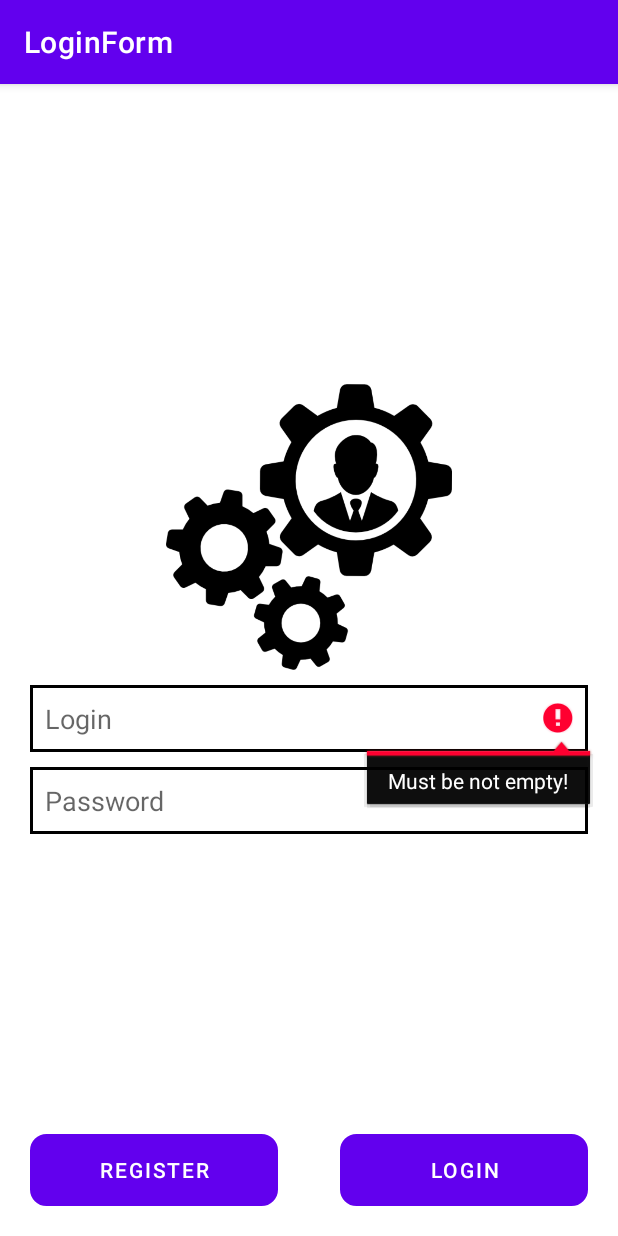
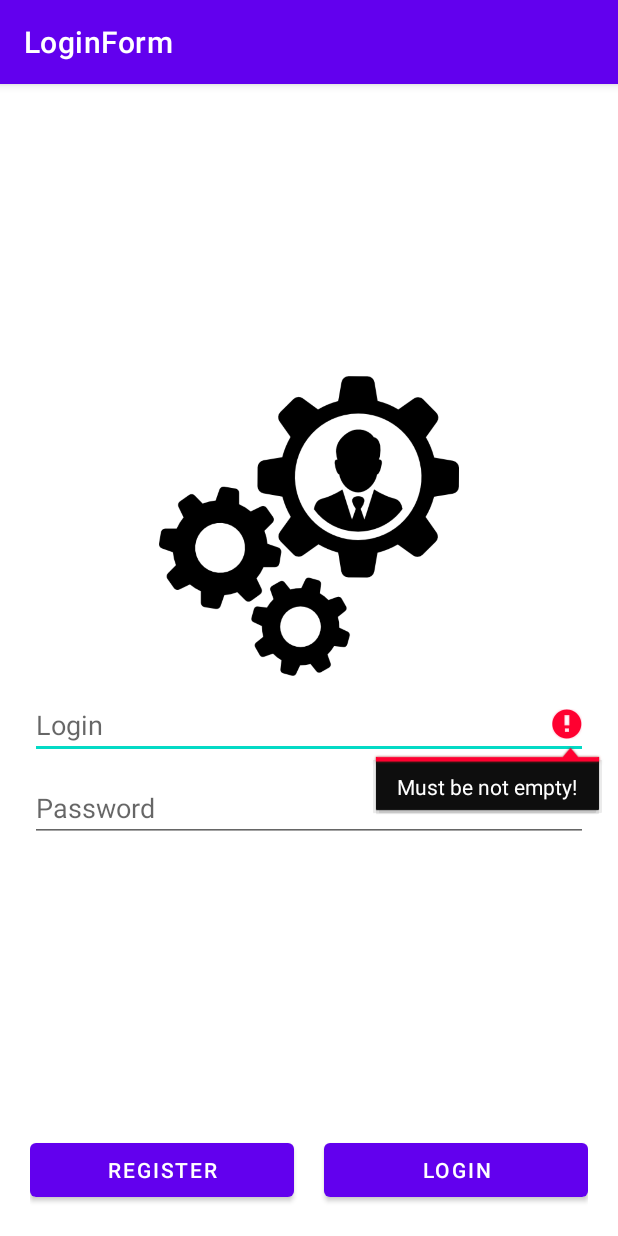
Before and after one commit to MrCatDog/SimpleLoginForm, an Android app: the screen it shows after launch (MainActivity), after a tap on "REGISTER", on a phone screen of 412 x 824 dp. Run offline under Robolectric (Android 15) with nearby library versions, the phone set to English and light mode, and no system bars.

Commit message:
Layout & code chages

```diff
--- a/app/src/main/java/com/example/loginform/MainActivity.java
+++ b/app/src/main/java/com/example/loginform/MainActivity.java
@@ -9,11 +9,11 @@ import android.widget.EditText;
 
 import com.google.android.material.snackbar.Snackbar;
 
-import java.util.Hashtable;
+import java.util.HashMap;
 
-public class MainActivity extends AppCompatActivity implements View.OnClickListener {
+public class MainActivity extends AppCompatActivity {
 
-    private final Hashtable<String, String> users = new Hashtable<>();
+    private final HashMap<String, String> users = new HashMap<>();
     private EditText loginEditText;
     private EditText passEditText;
 
@@ -25,23 +25,46 @@ public class MainActivity extends AppCompatActivity implements View.OnClickListe
         passEditText = findViewById(R.id.pass_input);
         Button registerBtn = findViewById(R.id.register_btn);
         Button loginBtn = findViewById(R.id.login_btn);
-        registerBtn.setOnClickListener(this);
-        loginBtn.setOnClickListener(this);
+        registerBtn.setOnClickListener((View v) -> {
+            String login = loginEditText.getText().toString().trim();
+            String pass = passEditText.getText().toString().trim();
+            if (checkOnEmpty(login, pass)) {
+                register(v, login, pass);
+            }
+        });
+        loginBtn.setOnClickListener((View v) -> {
+            String login = loginEditText.getText().toString().trim();
+            String pass = passEditText.getText().toString().trim();
+            if (checkOnEmpty(login, pass)) {
+                login(v, login, pass);
+            }
+        });
         users.put("admin", "12345");
     }
 
-    @Override
-    public void onClick(View v) {
-        String login, pass;
-        if (!(login = loginEditText.getText().toString().trim()).equals("") && !(pass = passEditText.getText().toString().trim()).equals("")) {
-            if (v.getId() == R.id.register_btn) {
+    public boolean checkOnEmpty(String login, String pass) {
+        if (login.equals("") || pass.equals("")) {
+            if (login.equals("")) {
+                loginEditText.setError("Must be not empty!");
+            } else {
+                passEditText.setError("Must be not empty!");
+            }
+            return false;
+        } else {
+            return true;
+        }
+    }
+
+    private void register(View v, String login, String pass) {
         if (users.containsKey(login)) {
             Snackbar.make(v, login + " is already taken.", Snackbar.LENGTH_SHORT).show();
         } else {
             users.put(login, pass);
             Snackbar.make(v, login + " is registered.", Snackbar.LENGTH_SHORT).show();
         }
-            } else {
+    }
+
+    private void login(View v, String login, String pass) {
         if (users.containsKey(login)) {
             if (users.get(login).equals(pass)) {
                 Snackbar.make(v, "Hello " + login, Snackbar.LENGTH_SHORT).show();
@@ -52,13 +75,4 @@ public class MainActivity extends AppCompatActivity implements View.OnClickListe
             loginEditText.setError("Wrong login!");
         }
     }
-
-        } else {
-            if (login.equals("")) {
-                loginEditText.setError("Must be not empty!");
-            } else {
-                passEditText.setError("Must be not empty!");
 }
-        }
-    }
-}
--- a/app/src/main/res/drawable/main_buttons_drawable.xml
+++ /dev/null
@@ -1,9 +0,0 @@
-<?xml version="1.0" encoding="utf-8"?>
-<shape xmlns:android="http://schemas.android.com/apk/res/android"
-    android:shape="rectangle">
-    <solid android:color="@null" />
-    <stroke
-        android:width="2dip"
-        android:color="@color/black" />
-    <corners android:radius="10dp" />
-</shape>
--- a/app/src/main/res/drawable/main_edittext_drawable.xml
+++ /dev/null
@@ -1,6 +0,0 @@
-<?xml version="1.0" encoding="utf-8"?>
-<shape xmlns:android="http://schemas.android.com/apk/res/android"
-    android:shape="rectangle">
-    <solid android:color="@null" />
-    <stroke android:width="2dip" android:color="@color/black" />
-</shape>
--- a/app/src/main/res/layout/activity_main.xml
+++ b/app/src/main/res/layout/activity_main.xml
@@ -17,18 +17,11 @@
             android:layout_height="0dp"
             android:layout_weight="1" />
 
-        <LinearLayout
-            android:id="@+id/main"
-            android:layout_width="match_parent"
-            android:layout_height="300dp"
-            android:layout_margin="20dp"
-            android:orientation="vertical">
-
         <ImageView
             android:id="@+id/login_image"
             android:layout_width="match_parent"
-                android:layout_height="0dp"
-                android:layout_weight="1"
+            android:layout_height="200dp"
+            android:layout_marginHorizontal="20dp"
             android:contentDescription="@string/img_desc_login"
             android:src="@drawable/login_pic" />
 
@@ -36,21 +29,19 @@
             android:id="@+id/login_input"
             android:layout_width="match_parent"
             android:layout_height="wrap_content"
+            android:layout_marginHorizontal="20dp"
+            android:layout_marginTop="10dp"
             android:hint="@string/login_text"
-                android:inputType="textNoSuggestions"
-                android:background="@drawable/main_edittext_drawable"
-                android:padding="10dp"
-                android:layout_marginVertical="10dp"/>
+            android:inputType="textNoSuggestions" />
 
         <EditText
             android:id="@+id/pass_input"
             android:layout_width="match_parent"
             android:layout_height="wrap_content"
+            android:layout_marginHorizontal="20dp"
+            android:layout_marginTop="10dp"
             android:hint="@string/pass_text"
-                android:inputType="textPassword"
-                android:background="@drawable/main_edittext_drawable"
-                android:padding="10dp"/>
-        </LinearLayout>
+            android:inputType="textPassword" />
 
         <Space
             android:layout_width="match_parent"
@@ -68,23 +59,17 @@
                 android:id="@+id/register_btn"
                 android:layout_width="0dp"
                 android:layout_height="match_parent"
-                android:layout_weight="4"
-                android:text="@string/register_btn"
-                android:background="@drawable/main_buttons_drawable"
-                />
-
-            <Space
-                android:layout_width="0dp"
-                android:layout_height="match_parent"
-                android:layout_weight="1" />
+                android:layout_marginEnd="10dp"
+                android:layout_weight="0.5"
+                android:text="@string/register_btn" />
 
             <Button
                 android:id="@+id/login_btn"
                 android:layout_width="0dp"
                 android:layout_height="match_parent"
-                android:layout_weight="4"
-                android:text="@string/login_btn"
-                android:background="@drawable/main_buttons_drawable"/>
+                android:layout_marginStart="10dp"
+                android:layout_weight="0.5"
+                android:text="@string/login_btn" />
 
         </LinearLayout>
     </LinearLayout>
--- a/app/src/main/res/values/themes.xml
+++ b/app/src/main/res/values/themes.xml
@@ -11,6 +11,7 @@
         <item name="colorOnSecondary">@color/black</item>
         <!-- Status bar color. -->
         <item name="android:statusBarColor" tools:targetApi="l">?attr/colorPrimaryVariant</item>
+        <item name="android:windowSoftInputMode">adjustResize</item>
         <!-- Customize your theme here. -->
     </style>
 </resources>
```
Lines whose indentation alone changed are shown as unchanged.
